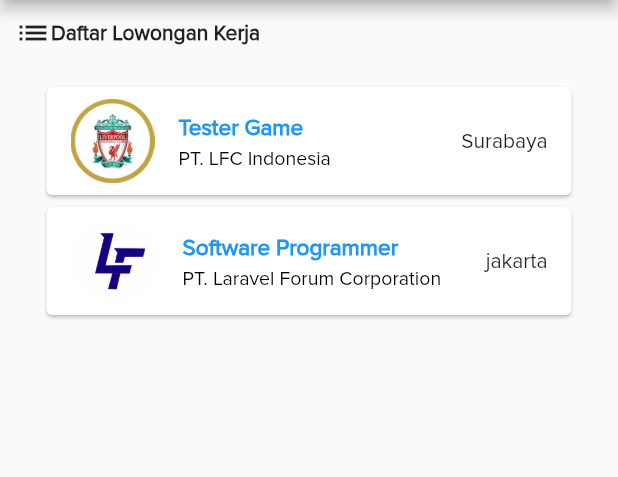
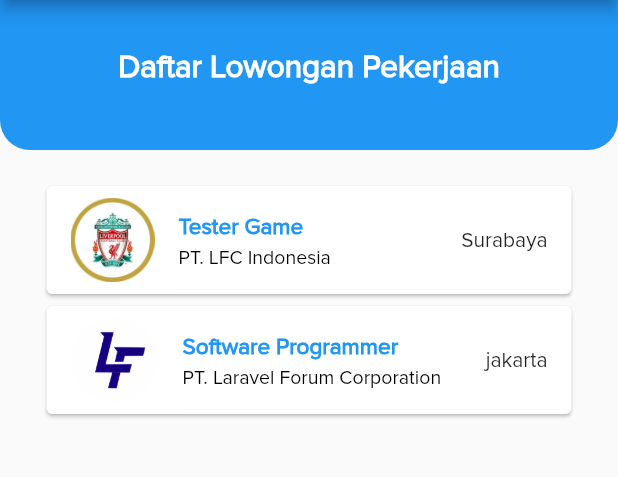
Before and after one commit to ahmadrzq/Kelompok-1, a Flutter app: the cariKerjaScreen screen opened by its route, on a phone screen of 412 x 824 dp, the part 84-561 px from its top. Run offline on Flutter 3.47's test engine with Material 2 defaults, Android fonts, the phone set to English and light mode, and no system bars; our stand-ins replace google_maps_flutter.

Commit message:
new view cariKerja

```diff
--- a/lib/cariKerja.dart
+++ /dev/null
@@ -1,97 +0,0 @@
-import 'package:flutter/material.dart';
-import 'package:mobile_solo/customwidget/customdrawer.dart';
-
-class cariKerjaScreen extends StatefulWidget {
-  @override
-  _cariKerjaScreenState createState() => _cariKerjaScreenState();
-}
-
-class _cariKerjaScreenState extends State<cariKerjaScreen> {
-  AnimationController _controller;
-  bool Searching = false;
-  @override
-  Widget build(BuildContext context) {
-    return Scaffold(
-        drawer: CustomDrawer(),
-        appBar: AppBar(
-          centerTitle: true,
-          title: !Searching
-              ? Text("Cari Kerja")
-              : TextField(
-                  decoration: InputDecoration(
-                  hintText: "Cari disini",
-                )),
-          actions: <Widget>[
-            IconButton(
-                icon: Icon(Icons.search),
-                onPressed: () {
-                  setState(() {
-                    this.Searching = !this.Searching;
-                  });
-                })
-          ],
-        ),
-        body: Container(
-            margin: EdgeInsets.all(10.0), //CODE BARU UNTUK MENGATUR MARGIN
-            child: Column(children: <Widget>[
-              Row(children: <Widget>[
-                Icon(Icons.list),
-                Text('Daftar Lowongan Kerja',
-                    style: new TextStyle(fontWeight: FontWeight.bold))
-              ]),
-              SizedBox(
-                height: 20,
-              ),
-              Center(
-                child: Card(
-                  child: InkWell(
-                    splashColor: Colors.blue.withAlpha(30),
-                    onTap: () {
-                      Navigator.pushNamed(context, '/detail1');
-                    },
-                    child: Container(
-                      width: 350,
-                      child: ListTile(
-                        leading: Image.asset('images/lfc2.jpg'),
-                        title: Text('Tester Game',
-                            style: new TextStyle(
-                                fontWeight: FontWeight.bold,
-                                fontSize: 15,
-                                color: Colors.blue)),
-                        subtitle: Text('PT. LFC Indonesia',
-                            style: new TextStyle(
-                                fontSize: 13, color: Colors.black)),
-                        trailing: Text("Surabaya"),
-                      ),
-                    ),
-                  ),
-                ),
-              ),
-              Center(
-                child: Card(
-                  child: InkWell(
-                    splashColor: Colors.blue.withAlpha(30),
-                    onTap: () {
-                      print('Card tapped.');
-                    },
-                    child: Container(
-                      width: 350,
-                      child: ListTile(
-                        leading: Image.asset('images/laravel-forum.png'),
-                        title: Text('Software Programmer',
-                            style: new TextStyle(
-                                fontWeight: FontWeight.bold,
-                                fontSize: 15,
-                                color: Colors.blue)),
-                        subtitle: Text('PT. Laravel Forum Corporation',
-                            style: new TextStyle(
-                                fontSize: 13, color: Colors.black)),
-                        trailing: Text("jakarta"),
-                      ),
-                    ),
-                  ),
-                ),
-              ),
-            ])));
-  }
-}
--- /dev/null
+++ b/lib/detailKerja/cariKerja.dart
@@ -0,0 +1,121 @@
+import 'package:flutter/material.dart';
+import 'package:mobile_solo/customwidget/customdrawer.dart';
+
+class cariKerjaScreen extends StatefulWidget {
+  @override
+  _cariKerjaScreenState createState() => _cariKerjaScreenState();
+}
+
+class _cariKerjaScreenState extends State<cariKerjaScreen> {
+  AnimationController _controller;
+  bool Searching = false;
+  @override
+  Widget build(BuildContext context) {
+    return Scaffold(
+        drawer: CustomDrawer(),
+        appBar: AppBar(
+          centerTitle: true,
+          title: !Searching
+              ? Text("Cari Kerja")
+              : TextField(
+                  decoration: InputDecoration(
+                  hintText: "Cari disini",
+                )),
+          actions: <Widget>[
+            IconButton(
+                icon: Icon(Icons.search),
+                onPressed: () {
+                  setState(() {
+                    this.Searching = !this.Searching;
+                  });
+                })
+          ],
+        ),
+        body: Container(
+            // margin: EdgeInsets.all(10.0), //CODE BARU UNTUK MENGATUR MARGIN
+            child: Column(children: <Widget>[
+          Stack(
+            // bikin 2 container saling tumpuk ==============================================================
+            children: <Widget>[
+              Container(
+                height: 100,
+                decoration: BoxDecoration(
+                  borderRadius: BorderRadius.only(
+                      bottomLeft: Radius.circular(20),
+                      bottomRight: Radius.circular(20)),
+                  color: Colors.blue,
+                ),
+              ),
+              Padding(
+                padding: const EdgeInsets.all(10.0),
+                child: Container(
+                  height: 70,
+                  child: Center(
+                    child: Text(
+                      'Daftar Lowongan Pekerjaan',
+                      style: TextStyle(
+                          color: Colors.white,
+                          fontSize: 21,
+                          fontWeight: FontWeight.bold),
+                    ),
+                  ),
+                ),
+              ),
+            ],
+          ),
+          SizedBox(
+            height: 20,
+          ),
+          Center(
+            child: Card(
+              child: InkWell(
+                splashColor: Colors.blue.withAlpha(30),
+                onTap: () {
+                  Navigator.pushNamed(context, '/detail1');
+                },
+                child: Container(
+                  width: 350,
+                  child: ListTile(
+                    leading: Image.asset('images/lfc2.jpg'),
+                    title: Text('Tester Game',
+                        style: new TextStyle(
+                            fontWeight: FontWeight.bold,
+                            fontSize: 15,
+                            color: Colors.blue)),
+                    subtitle: Text('PT. LFC Indonesia',
+                        style:
+                            new TextStyle(fontSize: 13, color: Colors.black)),
+                    trailing: Text("Surabaya"),
+                  ),
+                ),
+              ),
+            ),
+          ),
+          Center(
+            child: Card(
+              child: InkWell(
+                splashColor: Colors.blue.withAlpha(30),
+                onTap: () {
+                  print('Card tapped.');
+                },
+                child: Container(
+                  width: 350,
+                  child: ListTile(
+                    leading: Image.asset('images/laravel-forum.png'),
+                    title: Text('Software Programmer',
+                        style: new TextStyle(
+                            fontWeight: FontWeight.bold,
+                            fontSize: 15,
+                            color: Colors.blue)),
+                    subtitle: Text('PT. Laravel Forum Corporation',
+                        style:
+                            new TextStyle(fontSize: 13, color: Colors.black)),
+                    trailing: Text("jakarta"),
+                  ),
+                ),
+              ),
+            ),
+          ),
+        ])));
+  }
+}
--- a/lib/main.dart
+++ b/lib/main.dart
@@ -7,7 +7,7 @@
 import 'package:mobile_solo/profile.dart';
 import 'package:mobile_solo/login.dart';
 import 'package:mobile_solo/signup.dart';
-import 'package:mobile_solo/cariKerja.dart';
+import 'package:mobile_solo/detailKerja/cariKerja.dart';
 import 'package:mobile_solo/tentang.dart';
 import 'package:mobile_solo/detailKerja/1.dart';
 import 'package:mobile_solo/lowonganKerja/insert.dart';
```
